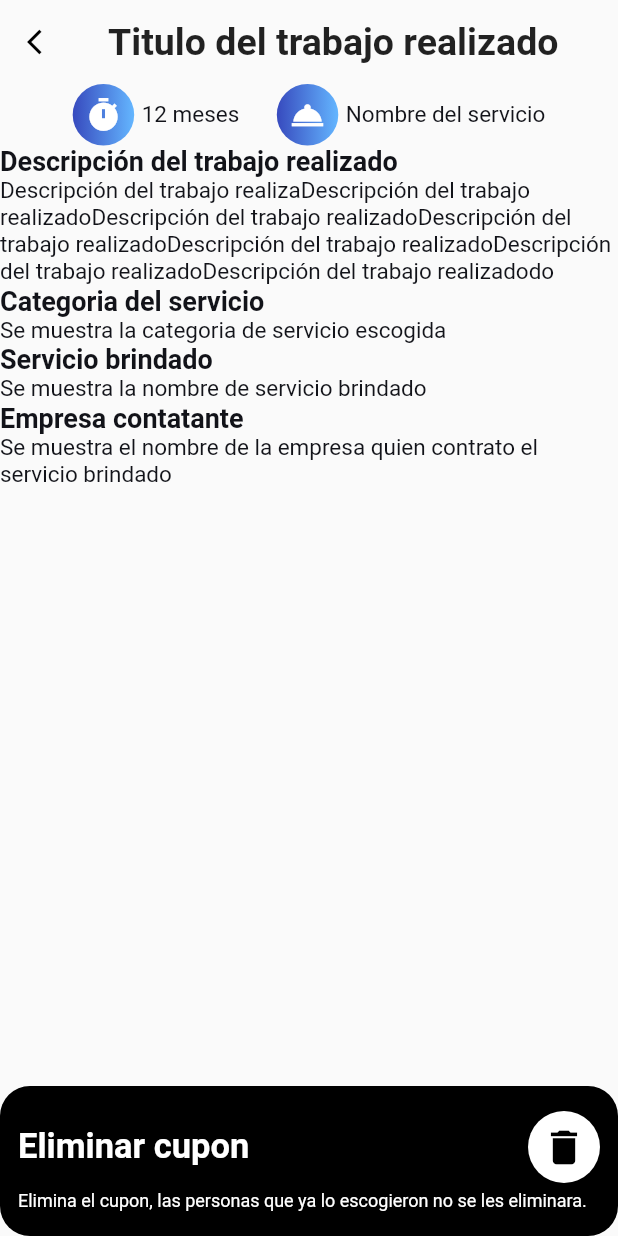
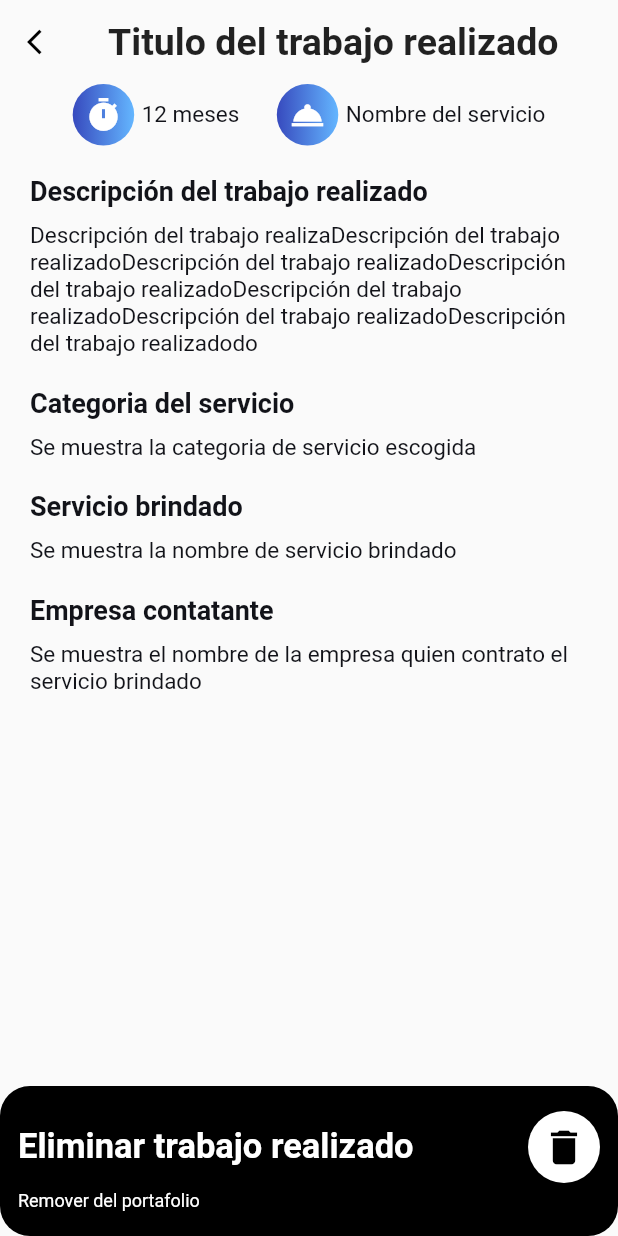
Before and after one commit to Carlosd8299/TesisCarlosFernando, a Flutter app: the DetailsDoneJobProveedor screen opened directly, on a phone screen of 412 x 824 dp. Run offline on Flutter 3.47's test engine with Material 2 defaults, Android fonts, the phone set to English and light mode, and no system bars; our stand-ins replace dio, flutter_svg, get, simple_animations; missing offline and left inert: dart:ffi.

Commit message:
comm ultimando detalles nates de la entrega

```diff
--- a/lib/main.dart
+++ b/lib/main.dart
@@ -46,7 +46,7 @@ class MyApp extends StatelessWidget {
         ),
         visualDensity: VisualDensity.adaptivePlatformDensity,
       ),
-      home: DetailsDoneJobScreen(),
+      home: DetailsCuponScreen(),
       initialBinding: LoginBinding(),
       getPages: AppPages.pages,
     );
--- a/lib/modules/portfolio/detail_done_job/detail_done_job_screen.dart
+++ b/lib/modules/portfolio/detail_done_job/detail_done_job_screen.dart
@@ -19,6 +19,7 @@ class DetailsDoneJobScreen extends StatelessWidget {
 class DetailsDoneJobProveedor extends StatelessWidget {
   @override
   Widget build(BuildContext context) {
+    double height = MediaQuery.of(context).size.height;
     return GetBuilder<DetailsDoneJobController>(
       builder: (controller) => Scaffold(
         body: CustomScrollView(
@@ -54,37 +55,64 @@ class DetailsDoneJobProveedor extends StatelessWidget {
               ),
             ),
             SliverToBoxAdapter(
+              child: Container(
+                margin: EdgeInsets.all(20.0),
                 child: Column(
-                mainAxisAlignment: MainAxisAlignment.spaceEvenly,
+                  mainAxisAlignment: MainAxisAlignment.start,
                   crossAxisAlignment: CrossAxisAlignment.start,
                   children: [
                     Text(
                       "Descripción del trabajo realizado",
-                    style: TextStyle(fontWeight: FontWeight.bold, fontSize: 18),
+                      style:
+                          TextStyle(fontWeight: FontWeight.bold, fontSize: 18),
+                    ),
+                    SizedBox(
+                      height: 10,
                     ),
                     Text(
                       "Descripción del trabajo realizaDescripción del trabajo realizadoDescripción del trabajo realizadoDescripción del trabajo realizadoDescripción del trabajo realizadoDescripción del trabajo realizadoDescripción del trabajo realizadodo",
                       style: TextStyle(fontSize: 15),
                     ),
+                    SizedBox(
+                      height: 20,
+                    ),
                     Text(
                       "Categoria del servicio",
-                    style: TextStyle(fontWeight: FontWeight.bold, fontSize: 18),
+                      style:
+                          TextStyle(fontWeight: FontWeight.bold, fontSize: 18),
+                    ),
+                    SizedBox(
+                      height: 10,
                     ),
                     Text(
                       "Se muestra la categoria de servicio escogida",
                       style: TextStyle(fontSize: 15),
                     ),
+                    SizedBox(
+                      height: 20,
+                    ),
                     Text(
                       "Servicio brindado",
-                    style: TextStyle(fontWeight: FontWeight.bold, fontSize: 18),
+                      style:
+                          TextStyle(fontWeight: FontWeight.bold, fontSize: 18),
+                    ),
+                    SizedBox(
+                      height: 10,
                     ),
                     Text(
                       "Se muestra la nombre de servicio brindado",
                       style: TextStyle(fontSize: 15),
                     ),
+                    SizedBox(
+                      height: 20,
+                    ),
                     Text(
                       "Empresa contatante",
-                    style: TextStyle(fontWeight: FontWeight.bold, fontSize: 18),
+                      style:
+                          TextStyle(fontWeight: FontWeight.bold, fontSize: 18),
+                    ),
+                    SizedBox(
+                      height: 10,
                     ),
                     Text(
                       "Se muestra el nombre de la empresa quien contrato el servicio brindado",
@@ -93,12 +121,12 @@ class DetailsDoneJobProveedor extends StatelessWidget {
                   ],
                 ),
               ),
+            ),
           ],
         ),
         bottomNavigationBar: ButtomBottomNav(
-            titleButton: "Eliminar cupon",
-            instruction:
-                "Elimina el cupon, las personas que ya lo escogieron no se les eliminara.",
+            titleButton: "Eliminar trabajo realizado",
+            instruction: "Remover del portafolio",
             onTap: () => print("Hola"),
             icon: Icon(Icons.delete),
             color: Colors.black),
```
Also changed, not shown: lib/modules/cupones/detail_cupon/detail_cupon_screen.dart (+38 -1 lines). Lines whose indentation alone changed are shown as unchanged.
